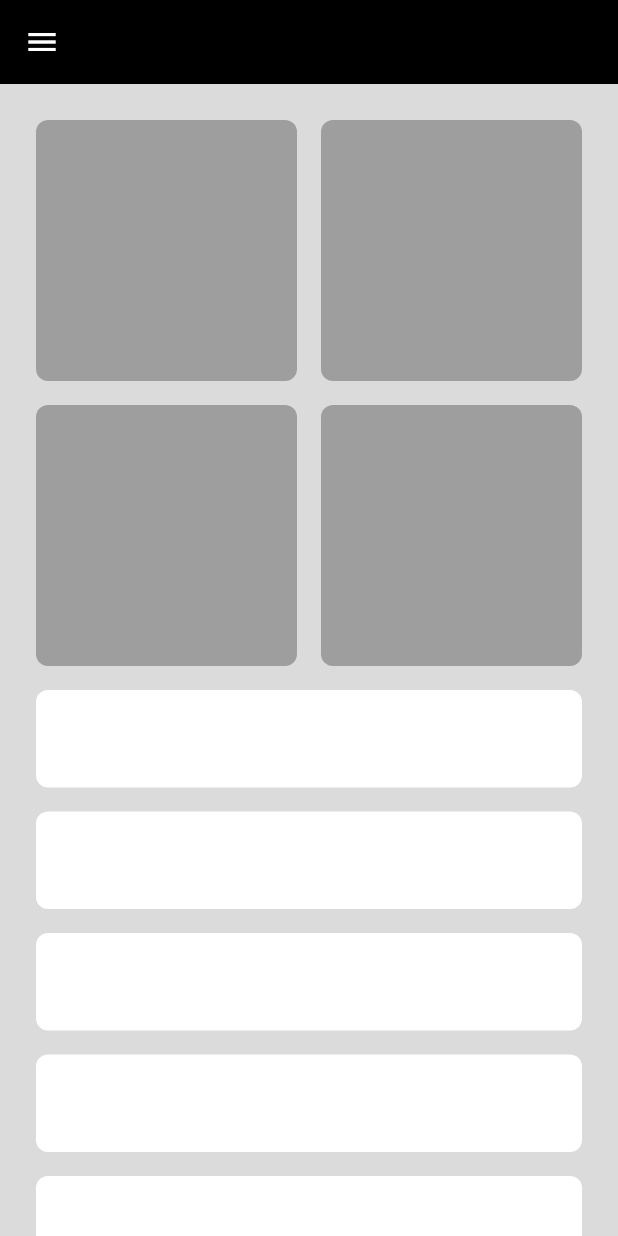
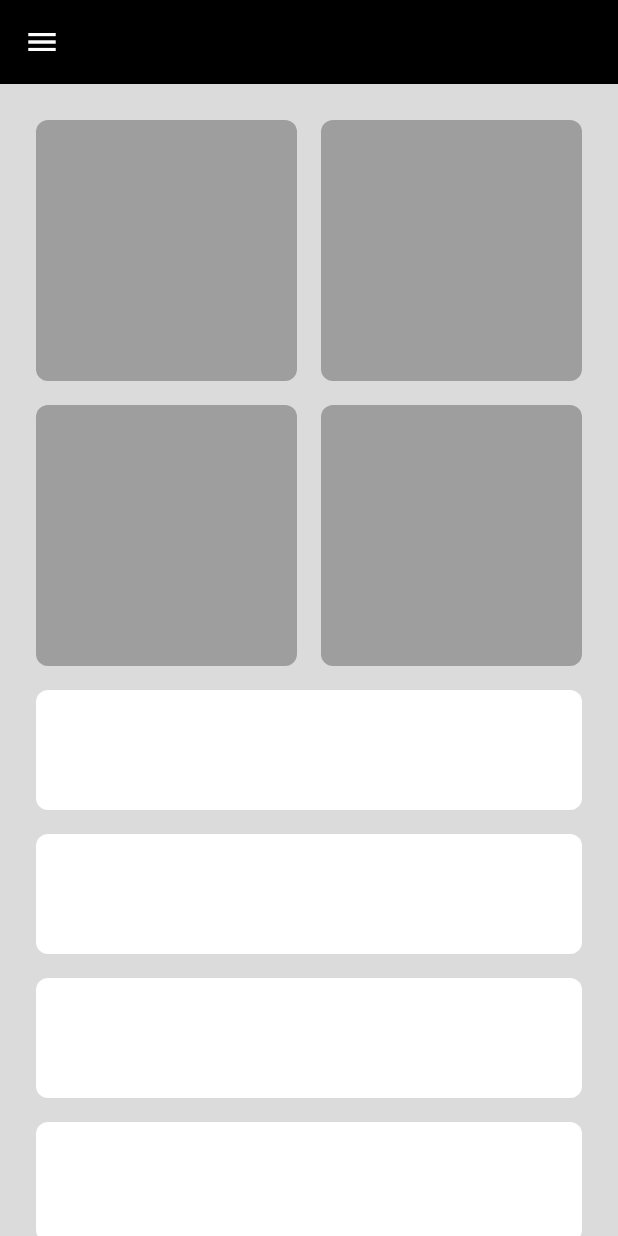
Before and after one commit to carnage67694325/adaptive_app, a Flutter app: the screen it shows after launch, on a phone screen of 412 x 824 dp. Run offline on Flutter 3.47's test engine with Material 3 defaults, Android fonts, the phone set to English and light mode, and no system bars; our stand-ins replace font_awesome_flutter.

Commit message:
finished the app

```diff
--- a/lib/features/home/views/home_view.dart
+++ b/lib/features/home/views/home_view.dart
@@ -23,7 +23,13 @@ class _HomeViewState extends State<HomeView> {
             isDrawerOpend = isOpened;
           });
         },
-        appBar: AppBar(
+        appBar: buildAppBar(context),
+        body: const HomeViewBody());
+  }
+
+  AppBar? buildAppBar(BuildContext context) {
+    return MediaQuery.of(context).size.width - 32 < 900
+        ? AppBar(
             backgroundColor: Colors.black,
             leading: IconButton(
               onPressed: () {
@@ -48,7 +54,7 @@ class _HomeViewState extends State<HomeView> {
                       color: Colors.white,
                     ),
             ),
-        ),
-        body: const HomeViewBody());
+          )
+        : null;
   }
 }
--- /dev/null
+++ b/lib/features/home/views/widgets/adaptive_layout.dart
@@ -0,0 +1,22 @@
+import 'package:flutter/material.dart';
+
+class AdaptiveLayout extends StatelessWidget {
+  const AdaptiveLayout(
+      {super.key,
+      required this.mobileLayout,
+      required this.tabletLayout,
+      required this.desktopLayout});
+  final WidgetBuilder mobileLayout, tabletLayout, desktopLayout;
+  @override
+  Widget build(BuildContext context) {
+    return LayoutBuilder(builder: (context, constrains) {
+      if (constrains.maxWidth < 600) {
+        return mobileLayout(context);
+      } else if (constrains.maxWidth < 900) {
+        return tabletLayout(context);
+      } else {
+        return desktopLayout(context);
+      }
+    });
+  }
+}
--- a/lib/features/home/views/widgets/home_view_body.dart
+++ b/lib/features/home/views/widgets/home_view_body.dart
@@ -1,5 +1,7 @@
+import 'package:adaptive_app/features/home/views/widgets/adaptive_layout.dart';
 import 'package:adaptive_app/features/home/views/widgets/custom_sliver_grid.dart';
 import 'package:adaptive_app/features/home/views/widgets/custom_sliver_list.dart';
+import 'package:adaptive_app/features/home/views/widgets/desktop_layout.dart';
 import 'package:adaptive_app/features/home/views/widgets/mobile_layout.dart';
 import 'package:adaptive_app/features/home/views/widgets/tablet_layout.dart';
 import 'package:flutter/material.dart';
@@ -11,13 +13,11 @@ class HomeViewBody extends StatelessWidget {
   Widget build(BuildContext context) {
     return Padding(
       padding: const EdgeInsets.symmetric(horizontal: 16),
-      child: LayoutBuilder(builder: (context, constrains) {
-        if (constrains.maxWidth > 600) {
-          return const TabletLayout();
-        } else {
-          return const MobileLayout();
-        }
-      }),
+      child: AdaptiveLayout(
+        mobileLayout: (context) => const MobileLayout(),
+        tabletLayout: (context) => const TabletLayout(),
+        desktopLayout: (context) => const DesktopLayout(),
+      ),
     );
   }
 }
--- a/lib/features/home/views/widgets/sliver_list_item.dart
+++ b/lib/features/home/views/widgets/sliver_list_item.dart
@@ -6,7 +6,7 @@ class SliverListItem extends StatelessWidget {
   @override
   Widget build(BuildContext context) {
     return Container(
-      height: 65,
+      height: 80,
       decoration: BoxDecoration(
           color: Colors.white, borderRadius: BorderRadius.circular(8)),
     );
--- a/lib/features/home/views/widgets/tablet_layout.dart
+++ b/lib/features/home/views/widgets/tablet_layout.dart
@@ -14,10 +14,9 @@ class TabletLayout extends StatelessWidget {
             height: 16,
           ),
         ),
-        CustomList(),
+        SliverToBoxAdapter(child: CustomList()),
         CustomSliverList(),
       ],
     );
-    ();
   }
 }
```
Also changed, not shown: lib/features/home/views/widgets/custom_desktop_widget.dart (added, +26 -0 lines), lib/features/home/views/widgets/custom_drawer.dart (+5 -8 lines), lib/features/home/views/widgets/custom_drawer_item.dart (+7 -1 lines), lib/features/home/views/widgets/custom_list.dart (+3 -4 lines), lib/features/home/views/widgets/desktop_layout.dart (added, +25 -0 lines). Lines whose indentation alone changed are shown as unchanged.
